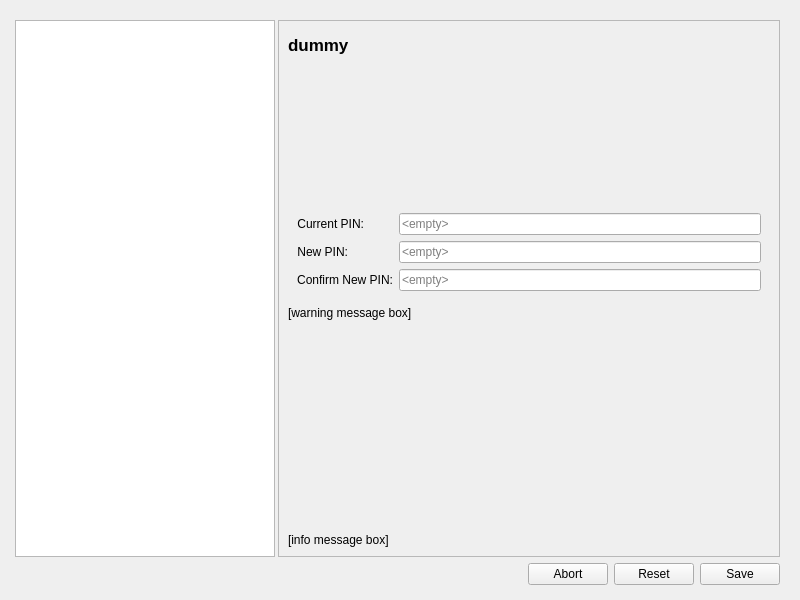
First picture: the form in nitrokeyapp/ui/settings_tab.ui, repository Nitrokey/nitrokey-app2, before the edit.
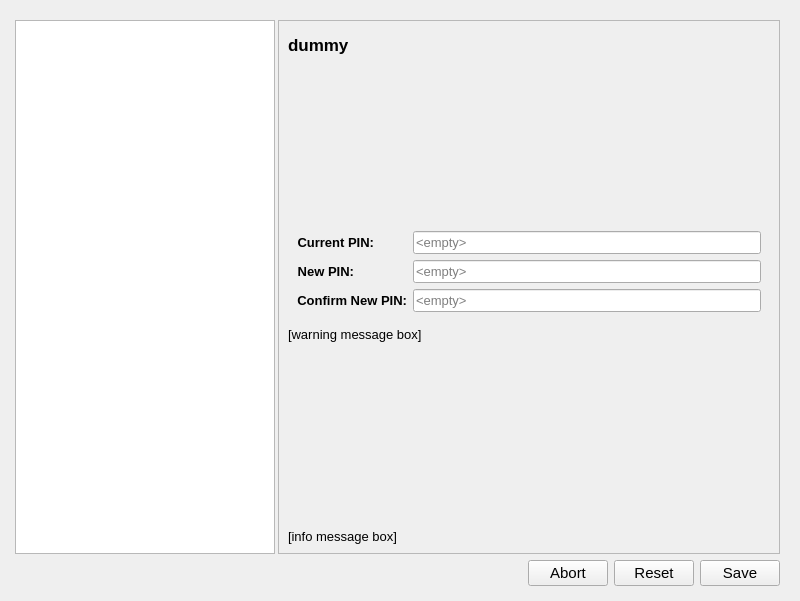
Second picture: the form after the edit. Icons and pictures are not drawn.

Commit message: Unify font sizes everywhere - except welcome screen

Diff of the .ui file:
```diff
--- a/nitrokeyapp/ui/settings_tab.ui
+++ b/nitrokeyapp/ui/settings_tab.ui
@@ -7,7 +7,7 @@
     <x>0</x>
     <y>0</y>
     <width>800</width>
-    <height>600</height>
+    <height>601</height>
    </rect>
   </property>
   <property name="sizePolicy">
@@ -59,6 +59,11 @@
            <height>0</height>
           </size>
          </property>
+         <property name="font">
+          <font>
+           <pointsize>11</pointsize>
+          </font>
+         </property>
          <attribute name="headerVisible">
           <bool>false</bool>
          </attribute>
@@ -112,6 +117,11 @@
               <verstretch>0</verstretch>
              </sizepolicy>
             </property>
+            <property name="font">
+             <font>
+              <pointsize>11</pointsize>
+             </font>
+            </property>
             <property name="text">
              <string>Abort</string>
             </property>
@@ -129,6 +139,11 @@
               <verstretch>0</verstretch>
              </sizepolicy>
             </property>
+            <property name="font">
+             <font>
+              <pointsize>11</pointsize>
+             </font>
+            </property>
             <property name="text">
              <string>Reset</string>
             </property>
@@ -146,6 +161,11 @@
               <verstretch>0</verstretch>
              </sizepolicy>
             </property>
+            <property name="font">
+             <font>
+              <pointsize>11</pointsize>
+             </font>
+            </property>
             <property name="text">
              <string>Save</string>
             </property>
@@ -259,6 +279,12 @@
              </property>
              <item row="0" column="0">
               <widget class="QLabel" name="label_0">
+               <property name="font">
+                <font>
+                 <pointsize>11</pointsize>
+                 <bold>true</bold>
+                </font>
+               </property>
                <property name="text">
                 <string>&lt;label 0&gt;</string>
                </property>
@@ -269,6 +295,11 @@
              </item>
              <item row="0" column="1">
               <widget class="QLabel" name="value_0">
+               <property name="font">
+                <font>
+                 <pointsize>11</pointsize>
+                </font>
+               </property>
                <property name="text">
                 <string>&lt;value 0&gt;</string>
                </property>
@@ -276,6 +307,12 @@
              </item>
              <item row="1" column="0">
               <widget class="QLabel" name="label_1">
+               <property name="font">
+                <font>
+                 <pointsize>11</pointsize>
+                 <bold>true</bold>
+                </font>
+               </property>
                <property name="text">
                 <string>&lt;label 1&gt;</string>
                </property>
@@ -286,6 +323,11 @@
              </item>
              <item row="1" column="1">
               <widget class="QLabel" name="value_1">
+               <property name="font">
+                <font>
+                 <pointsize>11</pointsize>
+                </font>
+               </property>
                <property name="text">
                 <string>&lt;value 1&gt;</string>
                </property>
@@ -293,6 +335,12 @@
              </item>
              <item row="2" column="0">
               <widget class="QLabel" name="label_2">
+               <property name="font">
+                <font>
+                 <pointsize>11</pointsize>
+                 <bold>true</bold>
+                </font>
+               </property>
                <property name="text">
                 <string>&lt;label 2&gt;</string>
                </property>
@@ -303,6 +351,11 @@
              </item>
              <item row="2" column="1">
               <widget class="QLabel" name="value_2">
+               <property name="font">
+                <font>
+                 <pointsize>11</pointsize>
+                </font>
+               </property>
                <property name="text">
                 <string>&lt;value 2&gt;</string>
                </property>
@@ -310,6 +363,12 @@
              </item>
              <item row="3" column="0">
               <widget class="QLabel" name="label_3">
+               <property name="font">
+                <font>
+                 <pointsize>11</pointsize>
+                 <bold>true</bold>
+                </font>
+               </property>
                <property name="text">
                 <string>&lt;label 3&gt;</string>
                </property>
@@ -320,6 +379,11 @@
              </item>
              <item row="3" column="1">
               <widget class="QLabel" name="value_3">
+               <property name="font">
+                <font>
+                 <pointsize>11</pointsize>
+                </font>
+               </property>
                <property name="text">
                 <string>&lt;value 3&gt;</string>
                </property>
@@ -327,6 +391,12 @@
              </item>
              <item row="4" column="0">
               <widget class="QLabel" name="label_4">
+               <property name="font">
+                <font>
+                 <pointsize>11</pointsize>
+                 <bold>true</bold>
+                </font>
+               </property>
                <property name="text">
                 <string>&lt;label 4&gt;</string>
                </property>
@@ -337,6 +407,11 @@
              </item>
              <item row="4" column="1">
               <widget class="QLabel" name="value_4">
+               <property name="font">
+                <font>
+                 <pointsize>11</pointsize>
+                </font>
+               </property>
                <property name="text">
                 <string>&lt;value 4&gt;</string>
                </property>
@@ -344,6 +419,12 @@
              </item>
              <item row="5" column="0">
               <widget class="QLabel" name="label_5">
+               <property name="font">
+                <font>
+                 <pointsize>11</pointsize>
+                 <bold>true</bold>
+                </font>
+               </property>
                <property name="text">
                 <string>&lt;label 5&gt;</string>
                </property>
@@ -354,6 +435,11 @@
              </item>
              <item row="5" column="1">
               <widget class="QLabel" name="value_5">
+               <property name="font">
+                <font>
+                 <pointsize>11</pointsize>
+                </font>
+               </property>
                <property name="text">
                 <string>&lt;value 5&gt;</string>
                </property>
@@ -367,6 +453,12 @@
             <layout class="QFormLayout" name="pin_form_layout">
              <item row="0" column="0">
               <widget class="QLabel" name="current_password_label">
+               <property name="font">
+                <font>
+                 <pointsize>10</pointsize>
+                 <bold>true</bold>
+                </font>
+               </property>
                <property name="text">
                 <string>Current PIN:</string>
                </property>
@@ -383,6 +475,11 @@
                  <verstretch>0</verstretch>
                 </sizepolicy>
                </property>
+               <property name="font">
+                <font>
+                 <pointsize>10</pointsize>
+                </font>
+               </property>
                <property name="echoMode">
                 <enum>QLineEdit::EchoMode::Password</enum>
                </property>
@@ -399,6 +496,12 @@
              </item>
              <item row="1" column="0">
               <widget class="QLabel" name="new_password_label">
+               <property name="font">
+                <font>
+                 <pointsize>10</pointsize>
+                 <bold>true</bold>
+                </font>
+               </property>
                <property name="text">
                 <string>New PIN:</string>
                </property>
@@ -409,6 +512,12 @@
              </item>
              <item row="2" column="0">
               <widget class="QLabel" name="repeat_password_label">
+               <property name="font">
+                <font>
+                 <pointsize>10</pointsize>
+                 <bold>true</bold>
+                </font>
+               </property>
                <property name="layoutDirection">
                 <enum>Qt::LayoutDirection::LeftToRight</enum>
                </property>
@@ -428,6 +537,11 @@
                  <verstretch>0</verstretch>
                 </sizepolicy>
                </property>
+               <property name="font">
+                <font>
+                 <pointsize>10</pointsize>
+                </font>
+               </property>
                <property name="echoMode">
                 <enum>QLineEdit::EchoMode::Password</enum>
                </property>
@@ -450,6 +564,11 @@
                  <verstretch>0</verstretch>
                 </sizepolicy>
                </property>
+               <property name="font">
+                <font>
+                 <pointsize>10</pointsize>
+                </font>
+               </property>
                <property name="echoMode">
                 <enum>QLineEdit::EchoMode::Password</enum>
                </property>
@@ -469,6 +588,11 @@
               <verstretch>0</verstretch>
              </sizepolicy>
             </property>
+            <property name="font">
+             <font>
+              <pointsize>10</pointsize>
+             </font>
+            </property>
             <property name="text">
              <string>[warning message box]</string>
             </property>
@@ -501,6 +625,11 @@
               <verstretch>0</verstretch>
              </sizepolicy>
             </property>
+            <property name="font">
+             <font>
+              <pointsize>10</pointsize>
+             </font>
+            </property>
             <property name="text">
              <string>[info message box]</string>
             </property>
```
The commit also changes 6 other files.
